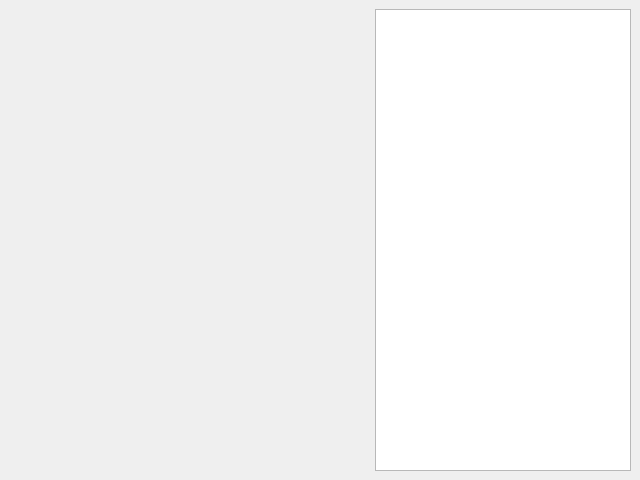
Old version of the form plotter/ui/MainWindow.ui in the repository atorym/learning_c-.
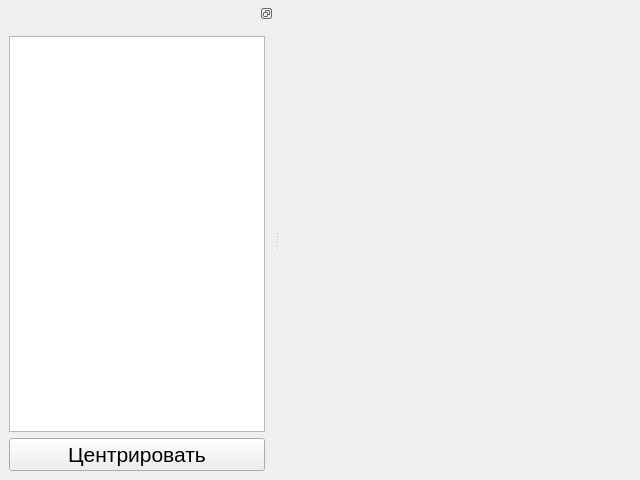
New version of the form. Custom widgets are drawn as their Qt base class.

The edit to the form file:
```diff
--- a/plotter/ui/MainWindow.ui
+++ b/plotter/ui/MainWindow.ui
@@ -19,15 +19,37 @@
    <string>MainWindow</string>
   </property>
   <widget class="QWidget" name="centralwidget">
-   <layout class="QHBoxLayout" name="horizontalLayout" stretch="1,0">
+   <layout class="QHBoxLayout" name="horizontalLayout">
     <item>
      <widget class="QCustomPlot" name="qcp_plot" native="true"/>
     </item>
-    <item>
-     <widget class="lc::ListFunc" name="lw_func"/>
-    </item>
    </layout>
   </widget>
+  <widget class="QDockWidget" name="dock">
+   <property name="features">
+    <set>QDockWidget::DockWidgetFloatable|QDockWidget::DockWidgetMovable</set>
+   </property>
+   <property name="allowedAreas">
+    <set>Qt::LeftDockWidgetArea|Qt::RightDockWidgetArea</set>
+   </property>
+   <attribute name="dockWidgetArea">
+    <number>1</number>
+   </attribute>
+   <widget class="QWidget" name="root">
+    <layout class="QVBoxLayout" name="verticalLayout">
+     <item>
+      <widget class="lc::ListFunc" name="lw_func"/>
+     </item>
+     <item>
+      <widget class="QPushButton" name="pb_center">
+       <property name="text">
+        <string>Центрировать</string>
+       </property>
+      </widget>
+     </item>
+    </layout>
+   </widget>
+  </widget>
  </widget>
  <customwidgets>
   <customwidget>
```
